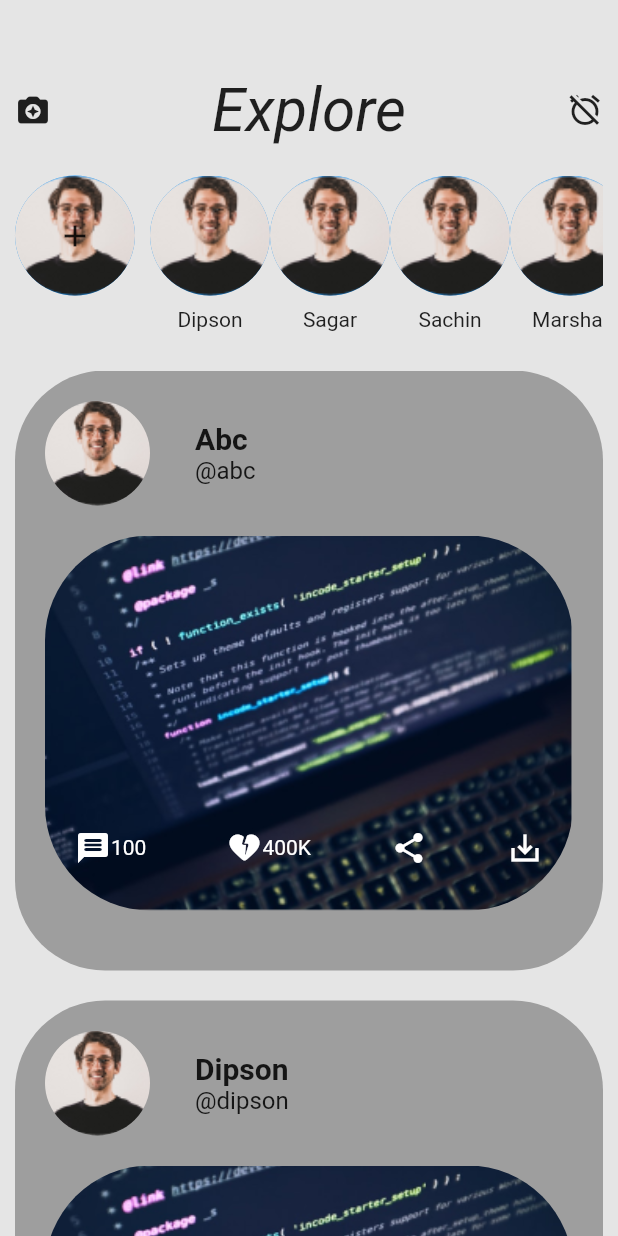
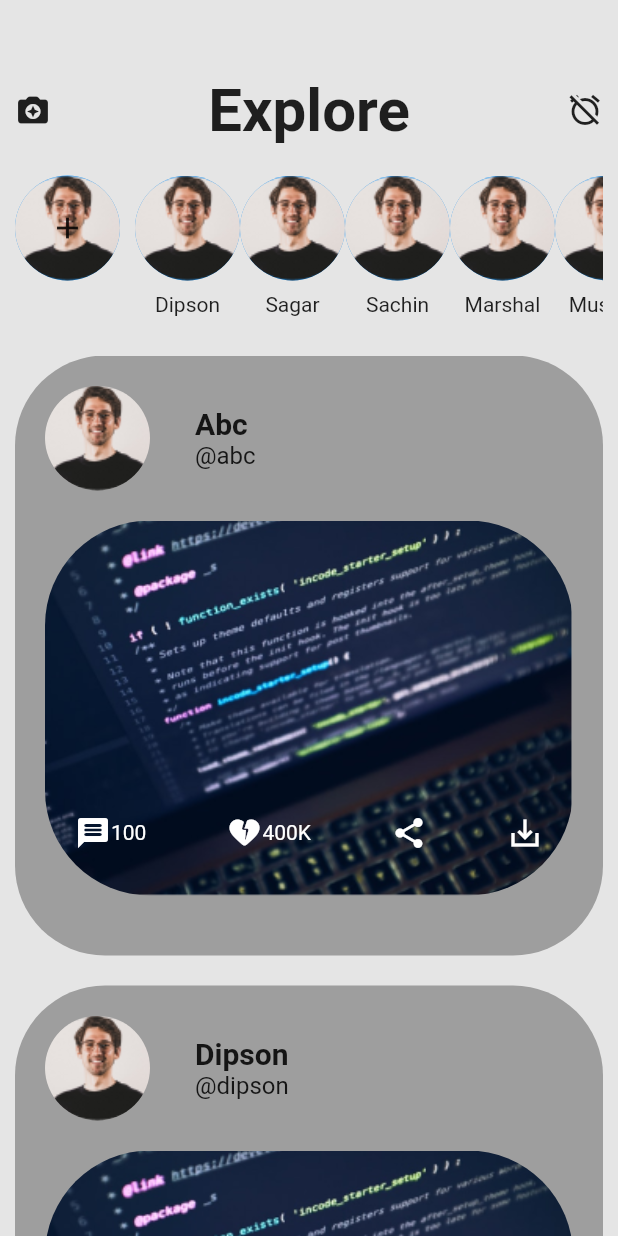
Before and after one commit to Whatsuf148/UI-Challenge, a Flutter app: the screen it shows after launch, on a phone screen of 412 x 824 dp. Run offline on Flutter 3.47's test engine with Material 2 defaults, Android fonts, the phone set to English and light mode, and no system bars; Roboto replaces fonts that are missing (Popins).

Commit message:
Update on Post

```diff
--- a/lib/main.dart
+++ b/lib/main.dart
@@ -610,7 +610,7 @@ class Post extends StatelessWidget {
                   style: TextStyle(
                     fontSize: 40,
                     fontFamily: 'Popins',
-                    fontStyle: FontStyle.italic,
+                    fontWeight: FontWeight.bold,
                   ),
                 ),
                 Icon(Icons.alarm_off_sharp),
@@ -620,13 +620,13 @@ class Post extends StatelessWidget {
               height: 20,
             ),
             SizedBox(
-              height: 110,
+              height: 100,
               child: Row(
                 crossAxisAlignment: CrossAxisAlignment.start,
                 children: [
                   Container(
-                    height: 80,
-                    width: 80,
+                    height: 70,
+                    width: 70,
                     decoration: BoxDecoration(
                       borderRadius: BorderRadius.circular(100),
                       color: Colors.blue,
@@ -651,8 +651,8 @@ class Post extends StatelessWidget {
                         return Column(
                           children: [
                             Container(
-                              height: 80,
-                              width: 80,
+                              height: 70,
+                              width: 70,
                               decoration: BoxDecoration(
                                 borderRadius: BorderRadius.circular(100),
                                 color: Colors.blue,
```
